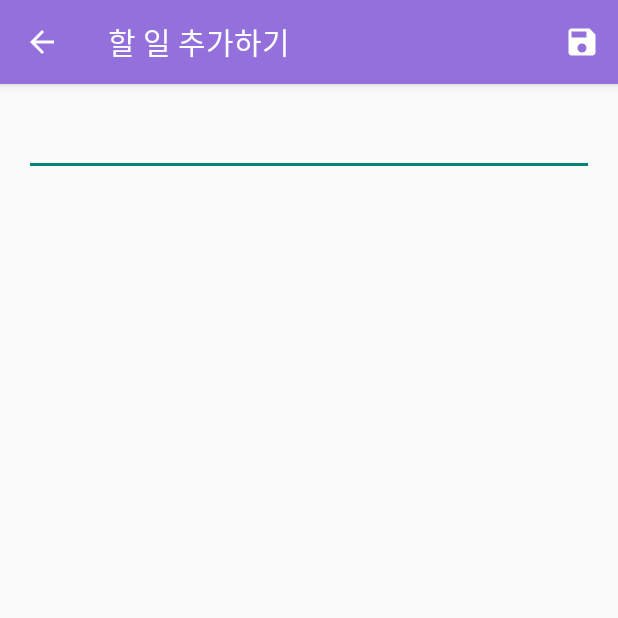
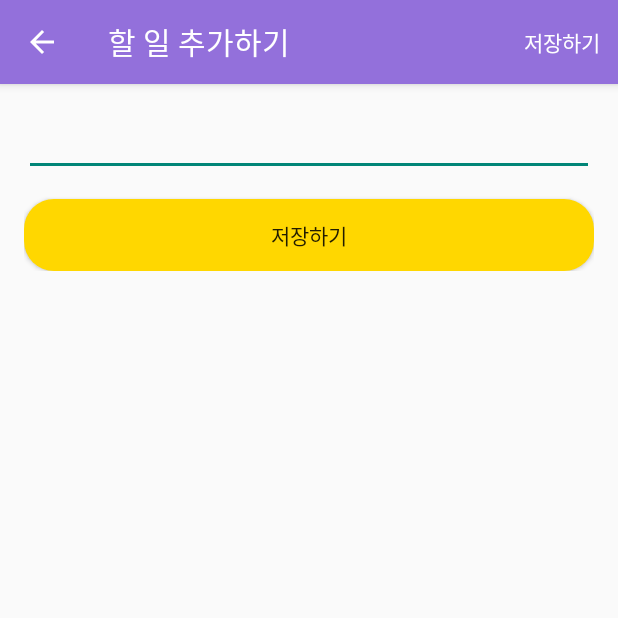
Before and after one commit to habilithm97/DailyMission, an Android app: the AddEditActivity screen opened directly, with no data from a screen before it, after a tap on "저장하기", on a phone screen of 412 x 824 dp, the top half of it. Run offline under Robolectric (Android 15) with nearby library versions, the phone set to English and light mode, and no system bars; our stand-ins replace data binding.

Commit message:
추가수정 화면 UI 수정

```diff
--- a/app/src/main/java/com/example/simpletodolist/AddEditActivity.java
+++ b/app/src/main/java/com/example/simpletodolist/AddEditActivity.java
@@ -9,6 +9,7 @@ import android.os.Bundle;
 import android.view.Menu;
 import android.view.MenuInflater;
 import android.view.MenuItem;
+import android.view.View;
 import android.widget.Toast;
 
 import com.example.simpletodolist.databinding.ActivityAddEditBinding;
@@ -40,6 +41,13 @@ public class AddEditActivity extends AppCompatActivity {
         } else {
             setTitle("할 일 추가하기");
         }
+
+        addEditBinding.saveBtn.setOnClickListener(new View.OnClickListener() {
+            @Override
+            public void onClick(View v) {
+                save();
+            }
+        });
     }
 
     @Override
--- /dev/null
+++ b/app/src/main/res/drawable/custom_btn.xml
@@ -0,0 +1,10 @@
+<?xml version="1.0" encoding="utf-8"?>
+<shape xmlns:android="http://schemas.android.com/apk/res/android">
+
+    <solid
+        android:color="#FFD700" />
+
+    <corners
+        android:radius="20dp" />
+
+</shape>
--- a/app/src/main/res/layout/activity_add_edit.xml
+++ b/app/src/main/res/layout/activity_add_edit.xml
@@ -6,21 +6,29 @@
             type="com.example.simpletodolist.MainModel" />
     </data>
 
-    <LinearLayout
+    <ScrollView
         android:layout_width="match_parent"
         android:layout_height="match_parent"
-        android:padding="16dp"
-        android:orientation="vertical">
+        android:padding="16dp">
 
-        <ScrollView
+        <LinearLayout
             android:layout_width="match_parent"
-            android:layout_height="match_parent" >
+            android:layout_height="match_parent"
+            android:orientation="vertical" >
 
             <EditText
                 android:id="@+id/contentEdt"
                 android:layout_width="match_parent"
                 android:layout_height="wrap_content"/>
 
-        </ScrollView>
-    </LinearLayout>
+            <Button
+                android:id="@+id/saveBtn"
+                android:layout_width="match_parent"
+                android:layout_height="wrap_content"
+                android:layout_marginTop="15dp"
+                android:text="저장하기"
+                android:background="@drawable/custom_btn"/>
+
+        </LinearLayout>
+    </ScrollView>
 </layout>
--- a/app/src/main/res/layout/activity_main.xml
+++ b/app/src/main/res/layout/activity_main.xml
@@ -26,7 +26,7 @@
             android:layout_alignParentRight="true"
             android:layout_margin="32dp"
             android:src="@drawable/add"
-            android:backgroundTint="#FFFF00"/>
+            android:backgroundTint="#FFD700"/>
 
     </RelativeLayout>
 </layout>
--- a/app/src/main/res/menu/add_menu.xml
+++ b/app/src/main/res/menu/add_menu.xml
@@ -5,7 +5,6 @@
     <item
         android:id="@+id/save"
         android:title="저장하기"
-        android:icon="@drawable/save"
-        app:showAsAction="ifRoom"/>
+        app:showAsAction="always"/>
 
 </menu>
```
